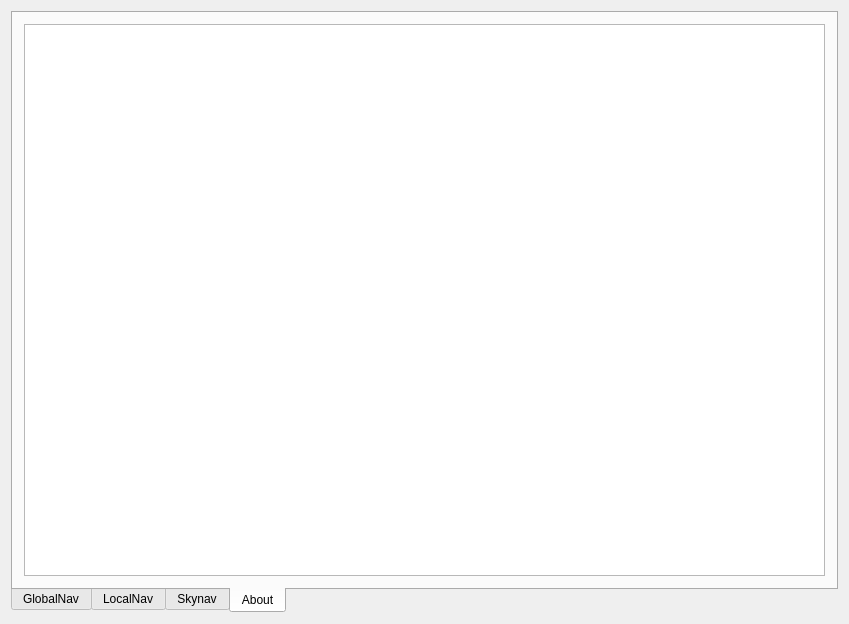
Before: the Qt Designer form skynav_gui/src/skynav_gui.ui in SaxionLED/skynav, drawn with Qt 5.
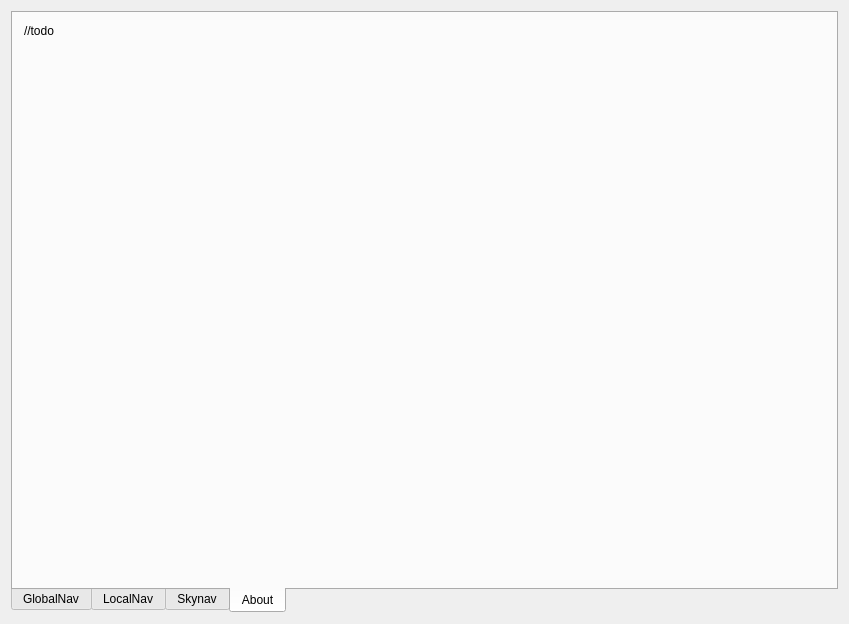
After: the same form once the commit is applied. The open tabs and pages were chosen to show the change.

What changed in the file:
```diff
--- a/skynav_gui/src/skynav_gui.ui
+++ b/skynav_gui/src/skynav_gui.ui
@@ -60,15 +60,25 @@
        <item row="0" column="0">
         <layout class="QGridLayout" name="about_layout">
          <item row="0" column="0">
-          <widget class="QTextEdit" name="textEdit">
-           <property name="documentTitle">
-            <string>about</string>
-           </property>
-           <property name="readOnly">
-            <bool>true</bool>
+          <widget class="QLabel" name="about_label">
+           <property name="text">
+            <string>//todo</string>
            </property>
           </widget>
          </item>
+         <item row="1" column="0">
+          <spacer name="verticalSpacer">
+           <property name="orientation">
+            <enum>Qt::Vertical</enum>
+           </property>
+           <property name="sizeHint" stdset="0">
+            <size>
+             <width>20</width>
+             <height>40</height>
+            </size>
+           </property>
+          </spacer>
+         </item>
         </layout>
        </item>
       </layout>
```
